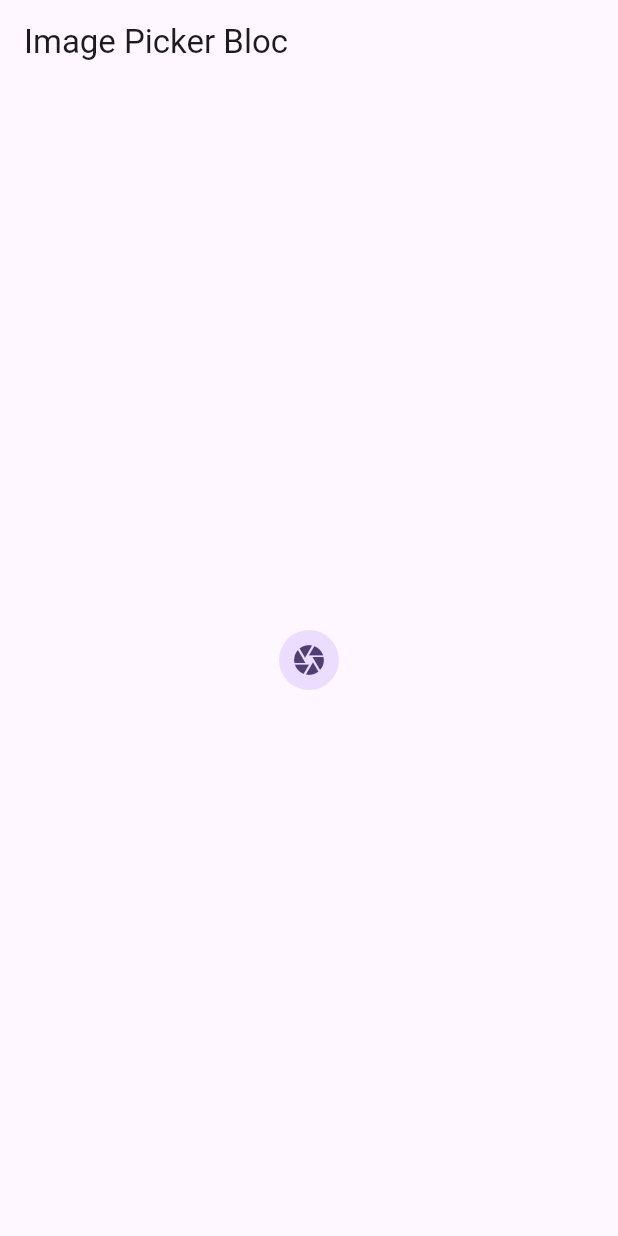
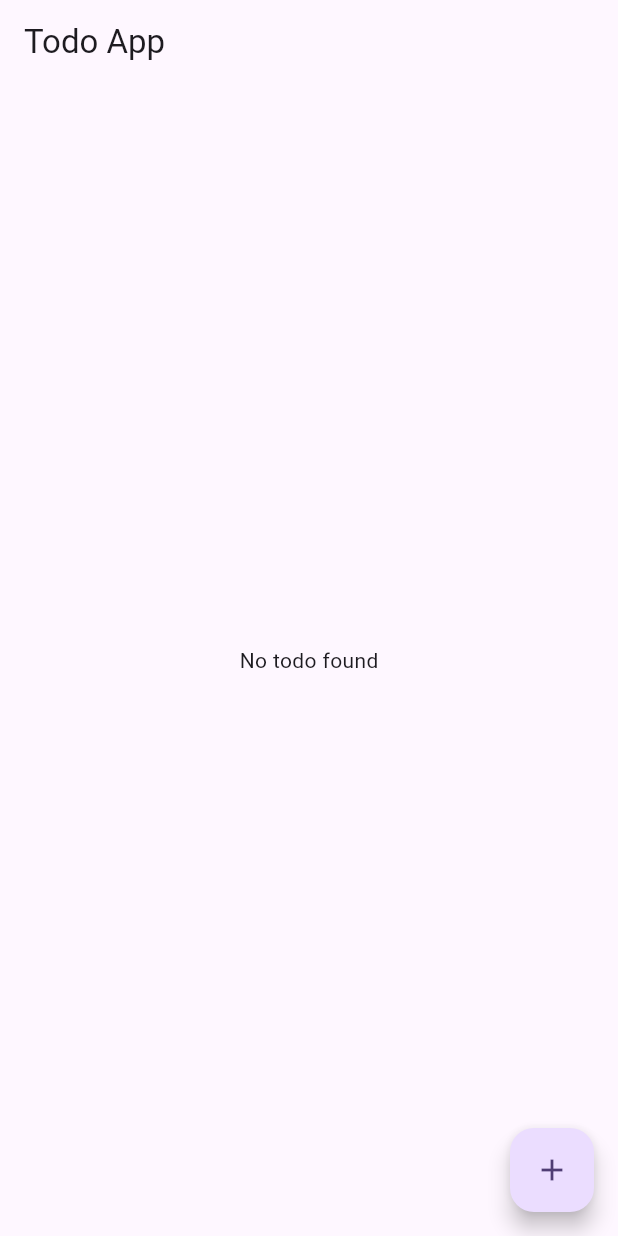
Before and after one commit to jaiminrakholiya/flutter_bloc_example, a Flutter app: the screen it shows after launch, on a phone screen of 412 x 824 dp. Run offline on Flutter 3.47's test engine with Material 3 defaults, Android fonts, the light colour scheme and no system bars; our stand-ins replace bloc, equatable, flutter_bloc, image_picker.

Commit message:
todo add and remove

```diff
--- /dev/null
+++ b/devtools_options.yaml
@@ -0,0 +1,3 @@
+description: This file stores settings for Dart & Flutter DevTools.
+documentation: https://docs.flutter.dev/tools/devtools/extensions#configure-extension-enablement-states
+extensions:
--- /dev/null
+++ b/lib/bloc/todo/to_do_bloc.dart
@@ -0,0 +1,23 @@
+import 'package:bloc/bloc.dart';
+import 'package:flutter_bloc_all/bloc/todo/to_do_state.dart';
+import 'to_do_event.dart';
+
+class ToDoBloc extends Bloc<ToDoEvent,ToDoState>{
+
+  final List<String> todosList = [];
+  ToDoBloc() : super(const ToDoState()){
+    on<AddTodoEvent>(_addToDoEvent);
+    on<RemoveTodoEvent>(_removeToDoEvent);
+  }
+
+  void _addToDoEvent(AddTodoEvent event,Emitter<ToDoState> emit){
+      todosList.add(event.task);
+      emit(state.copyWith(todoList: List.from(todosList)));
+  }
+
+  void _removeToDoEvent(RemoveTodoEvent event,Emitter<ToDoState> emit){
+    todosList.remove(event.task);
+    emit(state.copyWith(todoList: List.from(todosList)));
+  }
+
+}
--- /dev/null
+++ b/lib/bloc/todo/to_do_event.dart
@@ -0,0 +1,25 @@
+import 'package:equatable/equatable.dart';
+
+abstract class ToDoEvent extends Equatable {
+  const ToDoEvent();
+}
+
+class AddTodoEvent extends ToDoEvent {
+  final String task;
+
+  const AddTodoEvent({required this.task});
+
+  @override
+  // TODO: implement props
+  List<Object?> get props => [task];
+}
+
+class RemoveTodoEvent extends ToDoEvent {
+  final Object task;
+
+  const RemoveTodoEvent({required this.task});
+
+  @override
+  // TODO: implement props
+  List<Object?> get props => [task];
+}
--- /dev/null
+++ b/lib/bloc/todo/to_do_state.dart
@@ -0,0 +1,15 @@
+import 'package:equatable/equatable.dart';
+
+class ToDoState extends Equatable {
+  final List<String> todoList;
+
+  const ToDoState({this.todoList = const []});
+
+  ToDoState copyWith({List<String>? todoList}) {
+    return ToDoState(todoList: todoList ?? this.todoList);
+  }
+
+  @override
+  // TODO: implement props
+  List<Object?> get props => [];
+}
--- a/lib/main.dart
+++ b/lib/main.dart
@@ -1,5 +1,6 @@
 import 'package:flutter/material.dart';
 import 'package:flutter_bloc_all/bloc/counter/counter_bloc.dart';
+import 'package:flutter_bloc_all/bloc/todo/to_do_bloc.dart';
 import 'package:flutter_bloc_all/ui/image_picker/image_picker_screen.dart';
 import 'package:flutter_bloc_all/utils/image_picker_utils.dart';
 import 'bloc/image_picker/image_picker_bloc.dart';
@@ -8,6 +9,7 @@ import 'bloc/switch_example/switch_bloc.dart';
 import 'package:flutter_bloc/flutter_bloc.dart';
 
 import 'ui/switch_example/switch_example_screen.dart';
+import 'ui/todo/to_do_screen.dart';
 
 void main() {
   runApp(const MyApp());
@@ -23,6 +25,7 @@ class MyApp extends StatelessWidget {
         BlocProvider(create: (_) => CounterBloc()),
         BlocProvider(create: (_) => SwitchBloc()),
         BlocProvider(create: (_) => ImagePickerBloc(ImagePickerUtils())),
+        BlocProvider(create: (_) => ToDoBloc()),
       ],
       child: MaterialApp(
         title: 'Flutter Demo',
@@ -30,7 +33,7 @@ class MyApp extends StatelessWidget {
           colorScheme: ColorScheme.fromSeed(seedColor: Colors.deepPurple),
           useMaterial3: true,
         ),
-        home: ImagePickerScreen(),
+        home: ToDoScreen(),
       ),
     );
   }
--- /dev/null
+++ b/lib/ui/todo/to_do_screen.dart
@@ -0,0 +1,62 @@
+import 'package:flutter/material.dart';
+import 'package:flutter_bloc/flutter_bloc.dart%20%20';
+import 'package:flutter_bloc_all/bloc/todo/to_do_bloc.dart';
+import 'package:flutter_bloc_all/bloc/todo/to_do_state.dart';
+
+import '../../bloc/todo/to_do_event.dart';
+
+class ToDoScreen extends StatefulWidget {
+  const ToDoScreen({super.key});
+
+  @override
+  State<ToDoScreen> createState() => _ToDoScreenState();
+}
+
+class _ToDoScreenState extends State<ToDoScreen> {
+  @override
+  Widget build(BuildContext context) {
+    return Scaffold(
+      appBar: AppBar(
+        title: const Text('Todo App'),
+      ),
+      body: BlocBuilder<ToDoBloc, ToDoState>(
+        builder: (context, state) {
+          if (state.todoList.isEmpty) {
+            return const Center(
+              child: Text('No todo found'),
+            );
+          } else if (state.todoList.isNotEmpty) {
+            return ListView.builder(
+              itemCount: state.todoList.length,
+              itemBuilder: (context, index) {
+                return ListTile(
+                  title: Text(state.todoList[index]),
+                  trailing: IconButton(
+                    onPressed: () {
+                      context
+                          .read<ToDoBloc>()
+                          .add(RemoveTodoEvent(task: state.todoList[index]));
+                    },
+                    icon: const Icon(Icons.delete),
+                  ),
+                );
+              },
+            );
+          } else {
+            return const SizedBox();
+          }
+        },
+      ),
+      floatingActionButton: FloatingActionButton(
+        onPressed: () {
+          for (int i = 0; i < 20; i++) {
+            context
+                .read<ToDoBloc>()
+                .add(AddTodoEvent(task: 'Task: ' + i.toString()));
+          }
+        },
+        child: const Icon(Icons.add),
+      ),
+    );
+  }
+}
```
Also changed, not shown: lib/ui/image_picker/image_picker_screen.dart (line endings or trailing spaces).
